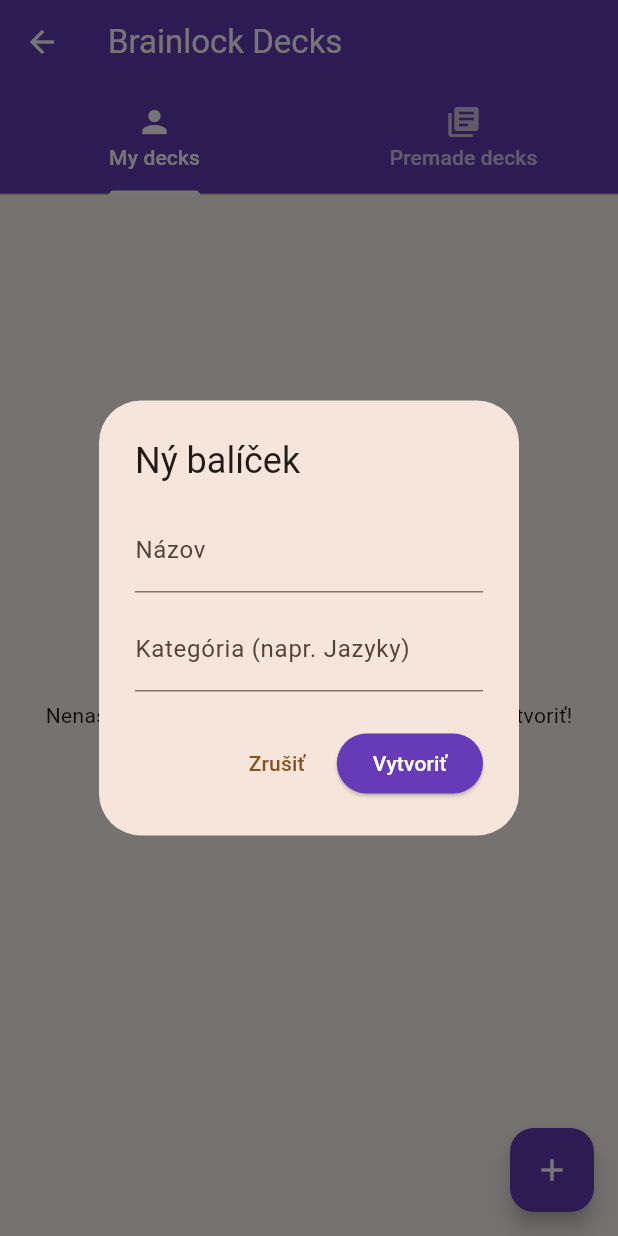
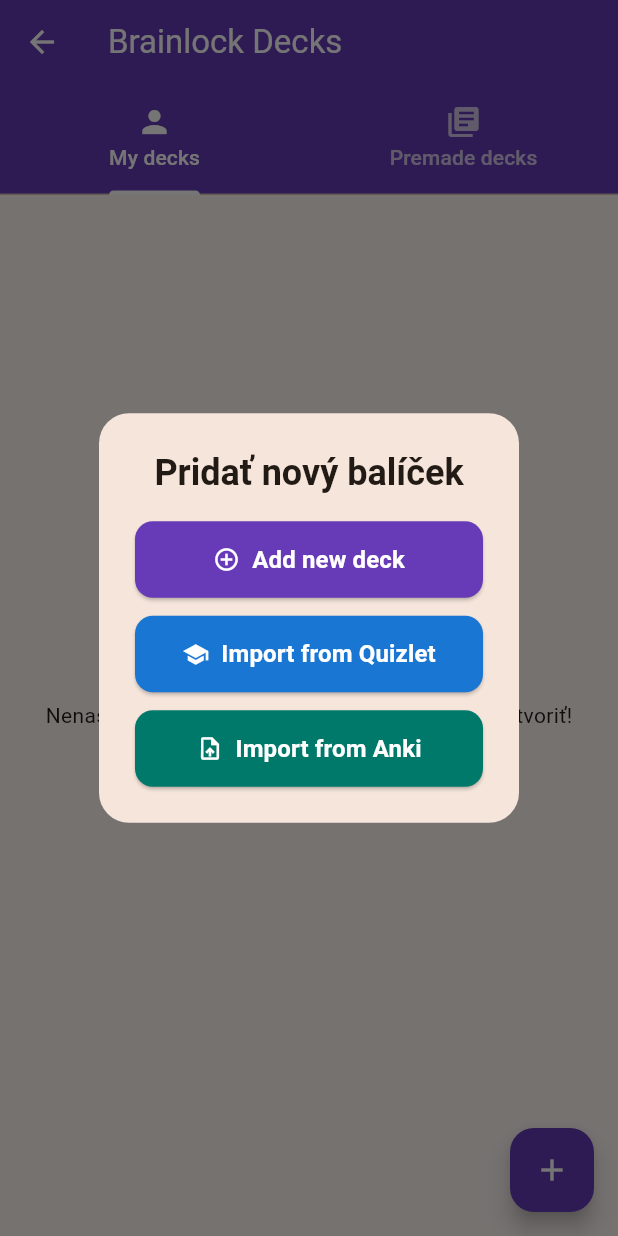
Before and after one commit to zuky05/app-locker, a Flutter app: the DeckManagerScreen screen opened directly, after a tap on the "add" icon, on a phone screen of 412 x 824 dp. Run offline on Flutter 3.47's test engine with Material 3 defaults, Android fonts, the phone set to English and light mode, and no system bars; our stand-ins replace app_links, file_picker, flutter_svg, permission_handler, share_plus, shared_preferences and 2 more; missing offline and left inert: installed_apps; accounts and stored records are empty; project files that could hold a hidden picture were left out.

Commit message:
added stuff

```diff
--- a/lib/screens/deck_manager_screen.dart
+++ b/lib/screens/deck_manager_screen.dart
@@ -6,9 +6,14 @@
 import '../models/deck_model.dart';
 import 'deck_detail_screen.dart';
 import 'quiz_overlay_screen.dart';
+import 'quizlet_playground_screen.dart';
+import 'anki_playground_screen.dart';
+
 
 class DeckManagerScreen extends StatefulWidget {
   const DeckManagerScreen({super.key});
+
+
 
   @override
   State<DeckManagerScreen> createState() => _DeckManagerScreenState();
@@ -131,14 +136,91 @@
       return;
     }
 
-    final nameController = TextEditingController();
-    final categoryController = TextEditingController();
-
     if (!mounted) return;
     showDialog(
       context: context,
       builder: (context) => AlertDialog(
-        title: const Text('Ný balíček'),
+        shape: RoundedRectangleBorder(borderRadius: BorderRadius.circular(20)),
+        title: const Text('Pridať nový balíček', textAlign: TextAlign.center, style: TextStyle(fontWeight: FontWeight.bold)),
+        content: Column(
+          mainAxisSize: MainAxisSize.min,
+          children: [
+            // 1. Add new deck
+            SizedBox(
+              width: double.infinity,
+              child: ElevatedButton.icon(
+                style: ElevatedButton.styleFrom(
+                  backgroundColor: Colors.deepPurple,
+                  foregroundColor: Colors.white,
+                  padding: const EdgeInsets.symmetric(vertical: 14),
+                  shape: RoundedRectangleBorder(borderRadius: BorderRadius.circular(12)),
+                ),
+                onPressed: () {
+                  Navigator.pop(context);
+                  _showCreateManualDeckDialog();
+                },
+                icon: const Icon(Icons.add_circle_outline),
+                label: const Text("Add new deck", style: TextStyle(fontSize: 16, fontWeight: FontWeight.bold)),
+              ),
+            ),
+            const SizedBox(height: 12),
+            // 2. Import from Quizlet
+            SizedBox(
+              width: double.infinity,
+              child: ElevatedButton.icon(
+                style: ElevatedButton.styleFrom(
+                  backgroundColor: Colors.blue.shade700,
+                  foregroundColor: Colors.white,
+                  padding: const EdgeInsets.symmetric(vertical: 14),
+                  shape: RoundedRectangleBorder(borderRadius: BorderRadius.circular(12)),
+                ),
+                onPressed: () {
+                  Navigator.pop(context);
+                  Navigator.push(
+                              context,
+                              MaterialPageRoute(builder: (context) => const QuizletPlaygroundScreen()),
+                            ).then((_) => DatabaseHelper.instance.getCustomDeckCount());
+                },
+                icon: const Icon(Icons.school),
+                label: const Text("Import from Quizlet", style: TextStyle(fontSize: 16, fontWeight: FontWeight.bold)),
+              ),
+            ),
+            const SizedBox(height: 12),
+            // 3. Import from Anki
+            SizedBox(
+              width: double.infinity,
+              child: ElevatedButton.icon(
+                style: ElevatedButton.styleFrom(
+                  backgroundColor: Colors.teal.shade700,
+                  foregroundColor: Colors.white,
+                  padding: const EdgeInsets.symmetric(vertical: 14),
+                  shape: RoundedRectangleBorder(borderRadius: BorderRadius.circular(12)),
+                ),
+                onPressed: () {
+                  Navigator.pop(context);
+                  Navigator.push(
+                              context,
+                              MaterialPageRoute(builder: (context) => AnkiPlaygroundScreen()),
+                            ).then((_) =>  DatabaseHelper.instance.getCustomDeckCount());
+                },
+                icon: const Icon(Icons.upload_file),
+                label: const Text("Import from Anki", style: TextStyle(fontSize: 16, fontWeight: FontWeight.bold)),
+              ),
+            ),
+          ],
+        ),
+      ),
+    );
+  }
+
+  void _showCreateManualDeckDialog() {
+    final nameController = TextEditingController();
+    final categoryController = TextEditingController();
+
+    showDialog(
+      context: context,
+      builder: (context) => AlertDialog(
+        title: const Text('Nový balíček'),
         content: Column(
           mainAxisSize: MainAxisSize.min,
           children: [
@@ -265,8 +347,7 @@
       future: DatabaseHelper.instance.getCardCountForDeck(deck.id!),
       builder: (context, snapshot) {
         final cardCount = snapshot.data ?? 0;
-        final bool hasEnoughCards = cardCount >= 5
-        ;
+        final bool hasEnoughCards = cardCount >= 5;
 
         return Card(
           elevation: isActive ? 4 : 2,
@@ -380,10 +461,8 @@
                             label: "Share",
                             color: Colors.blueAccent,
                             onTap: () async {
-                              // 1. Načítame všetky karty vybraného balíčka z databázy
                               final cards = await DatabaseHelper.instance.getCardsForDeck(deck.id!);
 
-                              // 2. Zabalia sa dáta do štruktúry pre JSON
                               final mapData = {
                                 'title': deck.name,
                                 'category': deck.category,
@@ -393,11 +472,9 @@
                                 }).toList(),
                               };
 
-                              // 3. Zakódovanie do JSON + Base64
                               String jsonString = jsonEncode(mapData);
                               String base64Data = base64Url.encode(utf8.encode(jsonString));
 
-                              // 4. Vytvorenie deep-linku a odoslanie cez systémový share sheet
                               final String shareLink = 'brainlock://share?data=$base64Data';
                               final String message = 'Poď sa učiť balíček "${deck.name}" v Brainlocku! Klikni pre import: $shareLink';
 
--- a/lib/services/database_helper.dart
+++ b/lib/services/database_helper.dart
@@ -4,7 +4,6 @@
 import 'package:sqflite/sqflite.dart';
 import 'package:path/path.dart';
 import '../models/deck_model.dart';
-//import '../models/card_model.dart';
 
 class DatabaseHelper {
   static final DatabaseHelper instance = DatabaseHelper._init();
@@ -30,7 +29,6 @@
   }
 
   Future _createDB(Database db, int version) async {
-    // Tabulka pre balicky
     await db.execute('''
       CREATE TABLE decks (
         id INTEGER PRIMARY KEY AUTOINCREMENT,
@@ -40,7 +38,6 @@
       )
     ''');
 
-    // Tabulka pre karticky (UŽ BEZ distractors_json)
     await db.execute('''
       CREATE TABLE cards (
         id INTEGER PRIMARY KEY AUTOINCREMENT,
@@ -52,7 +49,6 @@
       )
     ''');
 
-    // Tabulka pre statistiky
     await db.execute('''
       CREATE TABLE study_sessions (
         id INTEGER PRIMARY KEY AUTOINCREMENT,
@@ -113,7 +109,6 @@
     await db.rawDelete('DELETE FROM cards WHERE id = ?', [id]);
   }
 
-
   Future<void> addNewCard(int deckId, String prompt, String correctAnswer) async {
     final db = await instance.database;
 
@@ -131,81 +126,81 @@
     return Sqflite.firstIntValue(result) ?? 0;
   }
 
-  Future<Map<String, dynamic>?> getRandomQuizQuestion({int? deckId}) async {
+  Future<Map<String, dynamic>?> getRandomQuizQuestion({int? deckId, List<int> excludeCardIds = const []}) async {
     final db = await instance.database;
 
     List<Map<String, dynamic>> randomCardResult;
+    String excludeClause = excludeCardIds.isNotEmpty ? 'AND id NOT IN (${excludeCardIds.join(',')})' : '';
 
     if (deckId != null) {
-      // 1A. Ak máme ID balíčka, ťaháme otázku LEN z neho
       randomCardResult = await db.rawQuery(
-        'SELECT * FROM cards WHERE deck_id = ? ORDER BY counter ASC, RANDOM() LIMIT 1',
+        'SELECT * FROM cards WHERE deck_id = ? $excludeClause ORDER BY counter ASC, RANDOM() LIMIT 1',
         [deckId]
       );
     } else {
-      // 1B. Ak nemáme, ťaháme náhodne z celej databázy
       randomCardResult = await db.rawQuery(
-        'SELECT * FROM cards ORDER BY counter ASC, RANDOM() LIMIT 1'
+        'SELECT * FROM cards WHERE 1=1 $excludeClause ORDER BY counter ASC, RANDOM() LIMIT 1'
       );
     }
 
     if (randomCardResult.isEmpty) return null;
 
     final card = randomCardResult.first;
-    final cardId = card['id'];
+    final cardId = card['id'] as int;
     final actualDeckId = card['deck_id'];
     final correctAnswer = card['correct_answer'] as String;
     final prompt = card['prompt'] as String;
 
-    // 2. Vytiahneme max 3 iné odpovede z TOHO ISTÉHO balíčka ako chytáky
     final wrongAnswers = await db.rawQuery('''
       SELECT correct_answer FROM cards
       WHERE deck_id = ? AND id != ?
       ORDER BY RANDOM() LIMIT 3
     ''', [actualDeckId, cardId]);
 
-    // 3. Spojíme správnu odpoveď s chytákmi do jedného zoznamu
     List<String> options = [correctAnswer];
     for (var row in wrongAnswers) {
       options.add(row['correct_answer'] as String);
     }
 
-    // 4. Zamiešame ich, aby správna nebola vždy prvá
     options.shuffle();
-
-    // 5. Zdvihneme counter tejto kartičke o +1, aby sa neopakovala!
     await db.rawUpdate('UPDATE cards SET counter = counter + 1 WHERE id = ?', [cardId]);
 
     return {
+      'id': cardId,
       'prompt': prompt,
       'correct_answer': correctAnswer,
       'options': options,
     };
   }
 
-  // --- NOVÁ FUNKCIA PRE LEARNING MODE ---
-  Future<List<Map<String, dynamic>>> getLearningCards(int limit, {int? deckId}) async {
+  Future<List<Map<String, dynamic>>> getLearningCards(int limit, {int? deckId, List<int> excludeCardIds = const []}) async {
     final db = await instance.database;
     List<Map<String, dynamic>> result;
 
+    String excludeClause = excludeCardIds.isNotEmpty ? 'AND id NOT IN (${excludeCardIds.join(',')})' : '';
+
     if (deckId != null) {
       result = await db.rawQuery(
-        'SELECT * FROM cards WHERE deck_id = ? ORDER BY counter ASC, RANDOM() LIMIT ?',
+        'SELECT * FROM cards WHERE deck_id = ? $excludeClause ORDER BY counter ASC, RANDOM() LIMIT ?',
         [deckId, limit]
       );
     } else {
       result = await db.rawQuery(
-        'SELECT * FROM cards ORDER BY counter ASC, RANDOM() LIMIT ?',
+        'SELECT * FROM cards WHERE 1=1 $excludeClause ORDER BY counter ASC, RANDOM() LIMIT ?',
         [limit]
       );
     }
 
-    // Zdvihneme counter pre všetky vybrané karty, aby rotovali
     for (var card in result) {
       await db.rawUpdate('UPDATE cards SET counter = counter + 1 WHERE id = ?', [card['id']]);
     }
 
     return result;
+  }
+
+  Future<void> resetCountersForDeck(int deckId) async {
+    final db = await instance.database;
+    await db.rawUpdate('UPDATE cards SET counter = 0 WHERE deck_id = ?', [deckId]);
   }
 
   Future<List<Map<String, dynamic>>> getCardsForDeck(int deckId) async {
@@ -223,7 +218,6 @@
     await db.rawDelete('DELETE FROM cards WHERE deck_id = ?', [deckId]);
   }
 
-
   Future<void> updateDeck(int deckId, String newName, String newCategory) async {
     final db = await instance.database;
     await db.rawUpdate('UPDATE decks SET name = ?, category = ? WHERE id = ?', [newName, newCategory, deckId]);
@@ -234,5 +228,4 @@
     final result = await db.rawQuery('SELECT COUNT(*) FROM cards WHERE deck_id = ?', [deckId]);
     return Sqflite.firstIntValue(result) ?? 0;
   }
-
 }
```
Also changed, not shown: lib/main.dart (+8 -6 lines), lib/screens/quiz_overlay_screen.dart (+27 -3 lines), 2 other files.
